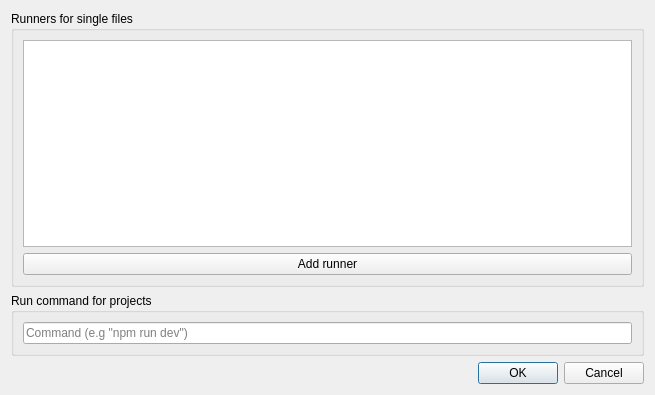
The window that components/runner_configurator/runner_configurator.ui (Mot0511/CodeMaster) describes before a commit, drawn with Qt 5.
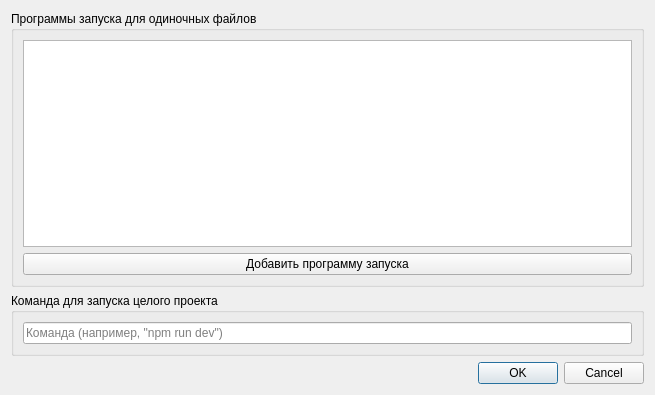
The same window after the commit.

Diff of the .ui file:
```diff
--- a/components/runner_configurator/runner_configurator.ui
+++ b/components/runner_configurator/runner_configurator.ui
@@ -17,7 +17,7 @@
    <item row="0" column="0">
     <widget class="QGroupBox" name="groupBox">
      <property name="title">
-      <string>Runners for single files</string>
+      <string>Программы запуска для одиночных файлов</string>
      </property>
      <layout class="QGridLayout" name="gridLayout_2">
       <item row="0" column="0">
@@ -26,7 +26,7 @@
       <item row="1" column="0">
        <widget class="QPushButton" name="addBtn">
         <property name="text">
-         <string>Add runner</string>
+         <string>Добавить программу запуска</string>
         </property>
        </widget>
       </item>
@@ -46,13 +46,13 @@
    <item row="3" column="0">
     <widget class="QGroupBox" name="groupBox_2">
      <property name="title">
-      <string>Run command for projects</string>
+      <string>Команда для запуска целого проекта</string>
      </property>
      <layout class="QGridLayout" name="gridLayout_3">
       <item row="0" column="0">
        <widget class="QLineEdit" name="runCommand">
         <property name="placeholderText">
-         <string>Command (e.g &quot;npm run dev&quot;)</string>
+         <string>Команда (например, &quot;npm run dev&quot;)</string>
         </property>
        </widget>
       </item>
```
Left out of the diff: 2 changed lines with no effect on the pictures.
